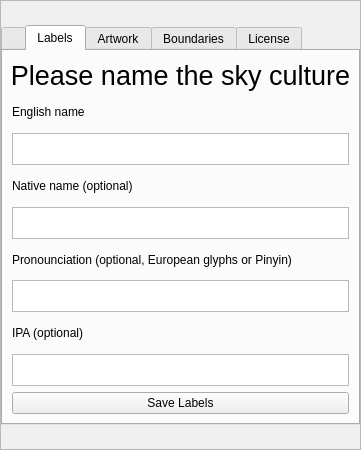
Integer-Ctrl/stellarium, file plugins/SkyCultureMaker/src/gui/scmEditorDialog.ui: the form before one commit.
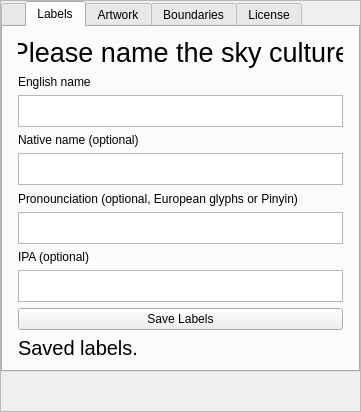
The form after the commit. Icons and pictures are not drawn. Custom widgets are drawn as their Qt base class.

Commit message: feat: add saved state and vertical spacer for labels

```diff
--- a/plugins/SkyCultureMaker/src/gui/scmEditorDialog.ui
+++ b/plugins/SkyCultureMaker/src/gui/scmEditorDialog.ui
@@ -7,13 +7,13 @@
     <x>0</x>
     <y>0</y>
     <width>361</width>
-    <height>450</height>
+    <height>412</height>
    </rect>
   </property>
   <property name="minimumSize">
    <size>
     <width>360</width>
-    <height>450</height>
+    <height>412</height>
    </size>
   </property>
   <property name="maximumSize">
@@ -51,7 +51,7 @@
    <item>
     <widget class="QFrame" name="Content">
      <property name="sizePolicy">
-      <sizepolicy hsizetype="Preferred" vsizetype="Minimum">
+      <sizepolicy hsizetype="Expanding" vsizetype="Expanding">
        <horstretch>0</horstretch>
        <verstretch>0</verstretch>
       </sizepolicy>
@@ -59,7 +59,10 @@
      <property name="frameShape">
       <enum>QFrame::StyledPanel</enum>
      </property>
-     <layout class="QGridLayout" name="gridLayout_2">
+     <layout class="QVBoxLayout" name="verticalLayout_3">
+      <property name="spacing">
+       <number>0</number>
+      </property>
       <property name="leftMargin">
        <number>0</number>
       </property>
@@ -72,10 +75,7 @@
       <property name="bottomMargin">
        <number>0</number>
       </property>
-      <property name="spacing">
-       <number>0</number>
-      </property>
-      <item row="0" column="0">
+      <item>
        <widget class="QTabWidget" name="tabs">
         <property name="maximumSize">
          <size>
@@ -107,6 +107,18 @@
           <string>Labels</string>
          </attribute>
          <layout class="QVBoxLayout" name="verticalLayout_2">
+          <property name="leftMargin">
+           <number>15</number>
+          </property>
+          <property name="topMargin">
+           <number>10</number>
+          </property>
+          <property name="rightMargin">
+           <number>15</number>
+          </property>
+          <property name="bottomMargin">
+           <number>10</number>
+          </property>
           <item>
            <widget class="QLabel" name="labelsTitle">
             <property name="font">
@@ -197,6 +209,22 @@
             </property>
            </widget>
           </item>
+          <item>
+           <widget class="QLabel" name="labelsSavedLbl">
+            <property name="enabled">
+             <bool>true</bool>
+            </property>
+            <property name="font">
+             <font>
+              <pointsize>15</pointsize>
+              <kerning>true</kerning>
+             </font>
+            </property>
+            <property name="text">
+             <string>Saved labels.</string>
+            </property>
+           </widget>
+          </item>
          </layout>
         </widget>
         <widget class="QWidget" name="Artwork">
@@ -216,6 +244,19 @@
         </widget>
        </widget>
       </item>
+      <item>
+       <spacer name="labelsVerticalSpacer">
+        <property name="orientation">
+         <enum>Qt::Vertical</enum>
+        </property>
+        <property name="sizeHint" stdset="0">
+         <size>
+          <width>20</width>
+          <height>10</height>
+         </size>
+        </property>
+       </spacer>
+      </item>
      </layout>
     </widget>
    </item>
```
The commit also changes 2 other files.
